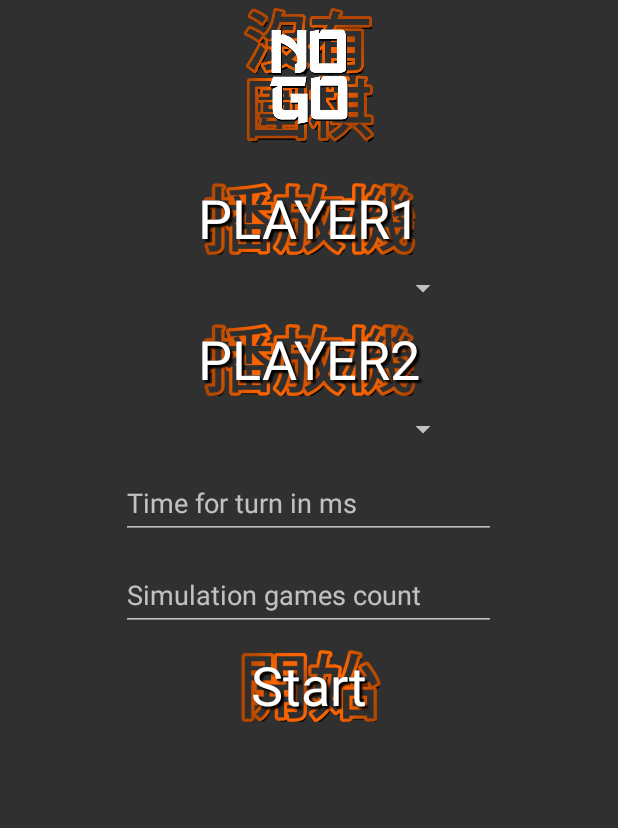
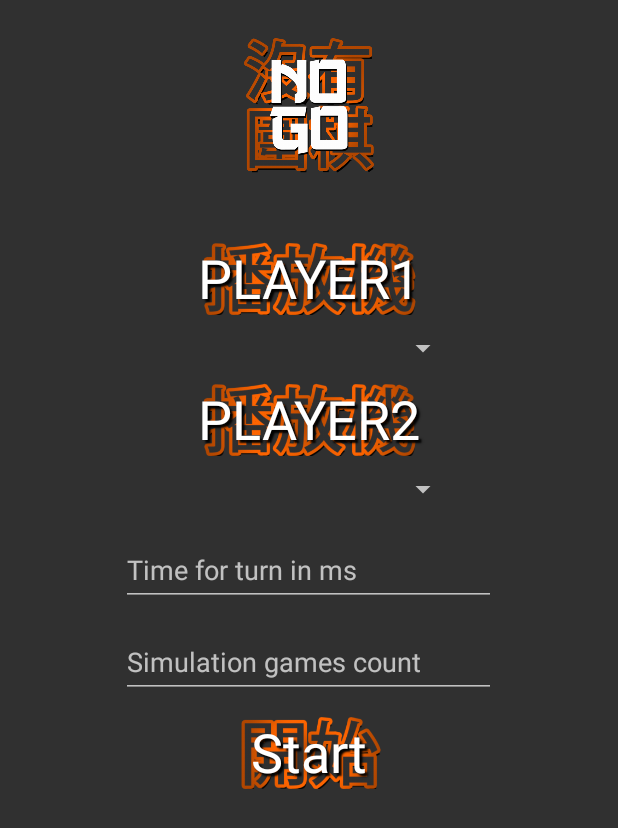
Before and after one commit to lukaszlipski/AndroidGameEngine2D, an Android app: the layout activity_main_menu.xml on its own in the app's theme, with its tools: preview values and no code run, on a phone screen of 412 x 824 dp. Shown: the top 828 px of the screen. Run offline under Robolectric (Android 15) with nearby library versions, the phone set to English and light mode, and no system bars.

Commit message:
Some main menu fixes

```diff
--- a/app/src/main/java/com/lucek/androidgameengine2d/view/activities/MainMenuActivity.java
+++ b/app/src/main/java/com/lucek/androidgameengine2d/view/activities/MainMenuActivity.java
@@ -60,6 +60,7 @@ public class MainMenuActivity extends BaseActivity {
 
         controlSpinner1.setAdapter(spinnerAdapter);
         controlSpinner2.setAdapter(spinnerAdapter);
+        checkTournamentState();
     }
 
     @Override
@@ -76,6 +77,16 @@ public class MainMenuActivity extends BaseActivity {
     protected void onPause() {
         super.onPause();
         savePlayerState();
+    }
+
+    private void checkTournamentState(){
+        if (isTournamentModeTurnedOn){
+            tilTurnTime.setVisibility(View.VISIBLE);
+            tilGameCount.setVisibility(View.VISIBLE);
+        } else {
+            tilTurnTime.setVisibility(View.GONE);
+            tilGameCount.setVisibility(View.GONE);
+        }
     }
 
     @Override
@@ -147,6 +158,7 @@ public class MainMenuActivity extends BaseActivity {
                     }
 
                     turnCounter = 0;
+                    checkTournamentState();
                 }
                 break;
         }
--- a/app/src/main/res/layout/activity_main_menu.xml
+++ b/app/src/main/res/layout/activity_main_menu.xml
@@ -12,6 +12,7 @@
         android:layout_height="100dp"
         android:layout_alignParentLeft="true"
         android:layout_alignParentStart="true"
+        android:layout_margin="20dp"
         android:src="@drawable/ic_logo" />
 
     <ImageView
@@ -26,9 +27,11 @@
 
     <RelativeLayout
         android:id="@+id/main_menu_items"
-        android:layout_width="wrap_content"
-        android:layout_height="wrap_content"
-        android:layout_centerInParent="true"
+        android:layout_width="match_parent"
+        android:layout_height="match_parent"
+        android:layout_below="@id/game_logo"
+        android:layout_margin="10dp"
+        android:gravity="center"
         android:visibility="visible"
         tools:visibility="gone">
 
@@ -65,15 +68,18 @@
 
     </RelativeLayout>
 
+    <ScrollView
+        android:layout_width="match_parent"
+        android:layout_height="wrap_content"
+        android:layout_below="@id/game_logo">
         <LinearLayout
             android:id="@+id/play_preferences_items"
             android:layout_width="match_parent"
-        android:layout_height="match_parent"
-        android:layout_below="@id/game_logo"
-        android:layout_centerInParent="true"
+            android:layout_height="wrap_content"
             android:layout_margin="10dp"
             android:focusable="true"
             android:focusableInTouchMode="true"
+            android:gravity="center"
             android:orientation="vertical"
             android:visibility="gone"
             tools:visibility="visible">
@@ -81,7 +87,7 @@
             <LinearLayout
                 android:layout_width="match_parent"
                 android:layout_height="wrap_content"
-            android:layout_marginBottom="5dp"
+                android:layout_marginBottom="10dp"
                 android:orientation="vertical">
 
                 <RelativeLayout
@@ -103,8 +109,8 @@
                     android:layout_width="wrap_content"
                     android:layout_height="wrap_content"
                     android:layout_gravity="center"
-                android:minWidth="200dp"
-                android:dropDownWidth="200dp" />
+                    android:dropDownWidth="200dp"
+                    android:minWidth="200dp" />
 
                 <RelativeLayout
                     android:layout_width="match_parent"
@@ -125,8 +131,8 @@
                     android:layout_width="wrap_content"
                     android:layout_height="wrap_content"
                     android:layout_gravity="center"
-                android:minWidth="200dp"
-                android:dropDownWidth="200dp" />
+                    android:dropDownWidth="200dp"
+                    android:minWidth="200dp" />
 
             </LinearLayout>
 
@@ -179,5 +185,5 @@
             </RelativeLayout>
 
         </LinearLayout>
-
+    </ScrollView>
 </RelativeLayout>
```
Lines whose indentation alone changed are shown as unchanged.
